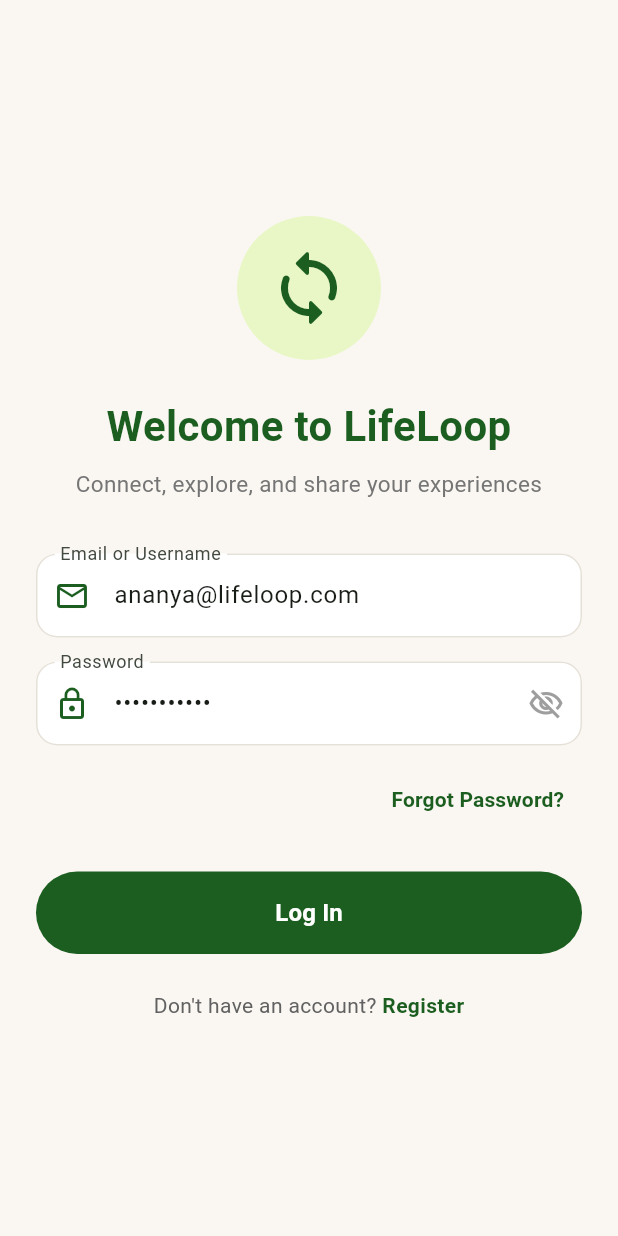
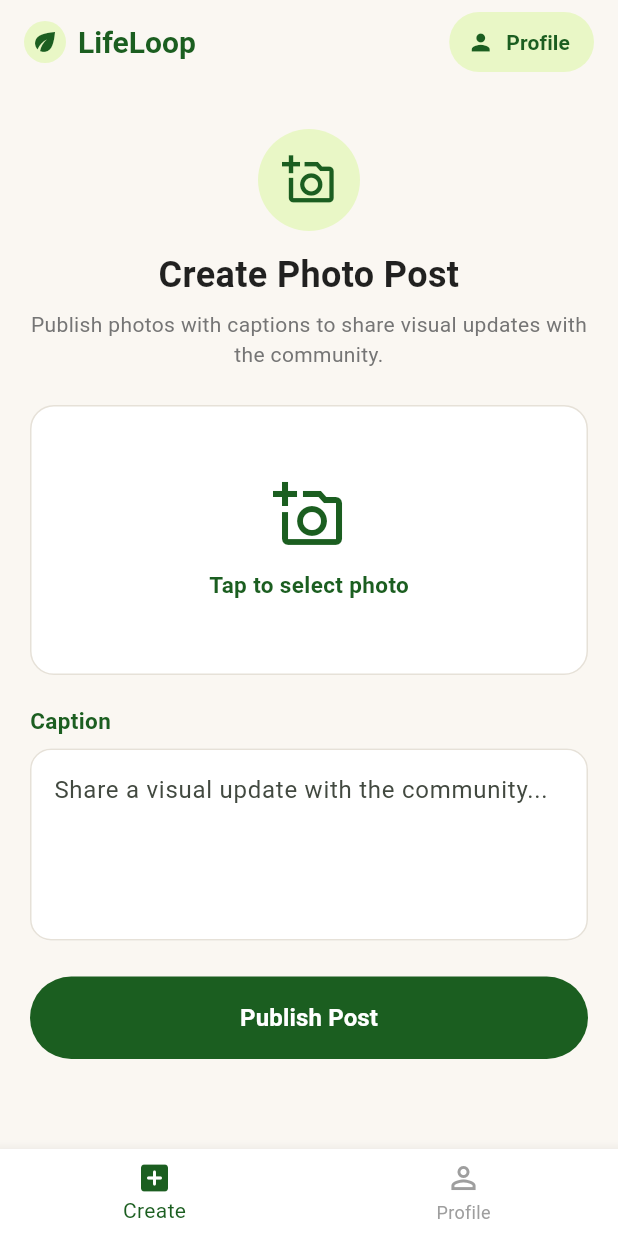
Before and after one commit to sagar4964/Life_Loop, a Flutter app: the screen it shows after launch, on a phone screen of 412 x 824 dp. Run offline on Flutter 3.47's test engine with Material 3 defaults, Android fonts, the phone set to English and light mode, and no system bars.

Commit message:
Add option to create photo posts

```diff
--- /dev/null
+++ b/lib/create_page.dart
@@ -0,0 +1,256 @@
+import 'package:flutter/material.dart';
+import 'profile_page.dart';
+
+class CreatePage extends StatefulWidget {
+  const CreatePage({super.key});
+
+  @override
+  State<CreatePage> createState() => _CreatePageState();
+}
+
+class _CreatePageState extends State<CreatePage> {
+  final _captionController = TextEditingController();
+  bool _hasPhoto = false;
+
+  @override
+  void dispose() {
+    _captionController.dispose();
+    super.dispose();
+  }
+
+  void _publishPost() {
+    if (_captionController.text.trim().isEmpty && !_hasPhoto) {
+      ScaffoldMessenger.of(context).showSnackBar(
+        const SnackBar(content: Text('Please add a photo or caption before publishing.')),
+      );
+      return;
+    }
+
+    ScaffoldMessenger.of(context).showSnackBar(
+      const SnackBar(content: Text('Photo post published successfully!')),
+    );
+    _captionController.clear();
+    setState(() {
+      _hasPhoto = false;
+    });
+  }
+
+  @override
+  Widget build(BuildContext context) {
+    const green = Color(0xFF1B5E20);
+    const lime = Color(0xFFE9F7C6);
+
+    return Scaffold(
+      backgroundColor: const Color(0xFFFAF7F2),
+      appBar: AppBar(
+        backgroundColor: const Color(0xFFFAF7F2),
+        elevation: 0,
+        title: Row(
+          children: [
+            Container(
+              padding: const EdgeInsets.all(4),
+              decoration: const BoxDecoration(
+                color: lime,
+                shape: BoxShape.circle,
+              ),
+              child: const Icon(Icons.eco, color: green, size: 20),
+            ),
+            const SizedBox(width: 8),
+            const Text(
+              'LifeLoop',
+              style: TextStyle(
+                color: green,
+                fontWeight: FontWeight.bold,
+                fontSize: 20,
+              ),
+            ),
+          ],
+        ),
+        actions: [
+          Padding(
+            padding: const EdgeInsets.only(right: 16.0),
+            child: TextButton.icon(
+              onPressed: () {
+                Navigator.pushReplacement(
+                  context,
+                  MaterialPageRoute(
+                    builder: (context) => const ProfilePage(
+                      fullName: 'Ananya Sharma',
+                      username: '@ananya',
+                    ),
+                  ),
+                );
+              },
+              icon: const Icon(Icons.person, color: green),
+              label: const Text('Profile', style: TextStyle(color: green, fontWeight: FontWeight.bold)),
+              style: TextButton.styleFrom(
+                backgroundColor: lime,
+                shape: const StadiumBorder(),
+              ),
+            ),
+          ),
+        ],
+      ),
+      body: SafeArea(
+        child: SingleChildScrollView(
+          padding: const EdgeInsets.all(20),
+          child: Column(
+            crossAxisAlignment: CrossAxisAlignment.stretch,
+            children: [
+              const SizedBox(height: 10),
+              Center(
+                child: Container(
+                  padding: const EdgeInsets.all(16),
+                  decoration: const BoxDecoration(
+                    color: lime,
+                    shape: BoxShape.circle,
+                  ),
+                  child: const Icon(
+                    Icons.add_a_photo_outlined,
+                    size: 36,
+                    color: green,
+                  ),
+                ),
+              ),
+              const SizedBox(height: 12),
+              const Text(
+                'Create Photo Post',
+                textAlign: TextAlign.center,
+                style: TextStyle(
+                  fontSize: 24,
+                  fontWeight: FontWeight.bold,
+                  color: Colors.black87,
+                ),
+              ),
+              const SizedBox(height: 6),
+              Text(
+                'Publish photos with captions to share visual updates with the community.',
+                textAlign: TextAlign.center,
+                style: TextStyle(
+                  fontSize: 14,
+                  color: Colors.grey.shade600,
+                ),
+              ),
+              const SizedBox(height: 24),
+
+              // Photo Picker Box
+              Container(
+                height: 180,
+                decoration: BoxDecoration(
+                  color: Colors.white,
+                  borderRadius: BorderRadius.circular(16),
+                  border: Border.all(color: const Color(0xFFE6E1D8)),
+                ),
+                child: InkWell(
+                  borderRadius: BorderRadius.circular(16),
+                  onTap: () {
+                    setState(() {
+                      _hasPhoto = true;
+                    });
+                    ScaffoldMessenger.of(context).showSnackBar(
+                      const SnackBar(content: Text('Photo attached successfully!')),
+                    );
+                  },
+                  child: Column(
+                    mainAxisAlignment: MainAxisAlignment.center,
+                    children: [
+                      Icon(
+                        _hasPhoto ? Icons.check_circle : Icons.add_a_photo_outlined,
+                        size: 48,
+                        color: _hasPhoto ? Colors.green : green,
+                      ),
+                      const SizedBox(height: 12),
+                      Text(
+                        _hasPhoto ? 'Photo Attached (Tap to change)' : 'Tap to select photo',
+                        style: TextStyle(
+                          color: _hasPhoto ? Colors.green.shade700 : green,
+                          fontWeight: FontWeight.bold,
+                          fontSize: 15,
+                        ),
+                      ),
+                    ],
+                  ),
+                ),
+              ),
+              const SizedBox(height: 20),
+
+              // Caption input
+              const Text(
+                'Caption',
+                style: TextStyle(fontWeight: FontWeight.bold, fontSize: 15, color: green),
+              ),
+              const SizedBox(height: 8),
+              TextField(
+                controller: _captionController,
+                maxLines: 4,
+                decoration: InputDecoration(
+                  hintText: 'Share a visual update with the community...',
+                  filled: true,
+                  fillColor: Colors.white,
+                  border: OutlineInputBorder(
+                    borderRadius: BorderRadius.circular(14),
+                    borderSide: const BorderSide(color: Color(0xFFE6E1D8)),
+                  ),
+                  enabledBorder: OutlineInputBorder(
+                    borderRadius: BorderRadius.circular(14),
+                    borderSide: const BorderSide(color: Color(0xFFE6E1D8)),
+                  ),
+                  focusedBorder: OutlineInputBorder(
+                    borderRadius: BorderRadius.circular(14),
+                    borderSide: const BorderSide(color: green, width: 2),
+                  ),
+                ),
+              ),
+              const SizedBox(height: 24),
+
+              // Publish Button
+              FilledButton(
+                onPressed: _publishPost,
+                style: FilledButton.styleFrom(
+                  backgroundColor: green,
+                  padding: const EdgeInsets.symmetric(vertical: 16),
+                  shape: const StadiumBorder(),
+                  elevation: 0,
+                ),
+                child: const Text(
+                  'Publish Post',
+                  style: TextStyle(fontSize: 16, fontWeight: FontWeight.bold),
+                ),
+              ),
+            ],
+          ),
+        ),
+      ),
+      bottomNavigationBar: BottomNavigationBar(
+        currentIndex: 0, // 0 for Create
+        onTap: (index) {
+          if (index == 1) {
+            Navigator.pushReplacement(
+              context,
+              MaterialPageRoute(
+                builder: (context) => const ProfilePage(
+                  fullName: 'Ananya Sharma',
+                  username: '@ananya',
+                ),
+              ),
+            );
+          }
+        },
+        type: BottomNavigationBarType.fixed,
+        backgroundColor: Colors.white,
+        selectedItemColor: green,
+        unselectedItemColor: Colors.grey,
+        items: const [
+          BottomNavigationBarItem(
+            icon: Icon(Icons.add_box_rounded),
+            label: 'Create',
+          ),
+          BottomNavigationBarItem(
+            icon: Icon(Icons.person_outline),
+            label: 'Profile',
+          ),
+        ],
+      ),
+    );
+  }
+}
--- a/lib/main.dart
+++ b/lib/main.dart
@@ -1,5 +1,5 @@
 import 'package:flutter/material.dart';
-import 'login_page.dart';
+import 'create_page.dart';
 
 void main() {
   runApp(const LifeLoopApp());
@@ -20,7 +20,7 @@ class LifeLoopApp extends StatelessWidget {
         ),
         scaffoldBackgroundColor: const Color(0xFFFAF7F2),
       ),
-      home: const LoginPage(),
+      home: const CreatePage(),
     );
   }
 }
--- a/lib/profile_page.dart
+++ b/lib/profile_page.dart
@@ -2,6 +2,7 @@ import 'package:flutter/material.dart';
 import 'edit_profile.dart';
 import 'activity_list_page.dart';
 import 'login_page.dart';
+import 'create_page.dart';
 
 class ProfilePage extends StatefulWidget {
   final String fullName;
@@ -294,6 +295,33 @@ class _ProfilePageState extends State<ProfilePage> {
           ),
         ),
       ),
+      bottomNavigationBar: BottomNavigationBar(
+        currentIndex: 1, // 1 for Profile
+        onTap: (index) {
+          if (index == 0) {
+            Navigator.pushReplacement(
+              context,
+              MaterialPageRoute(
+                builder: (context) => const CreatePage(),
+              ),
+            );
+          }
+        },
+        type: BottomNavigationBarType.fixed,
+        backgroundColor: Colors.white,
+        selectedItemColor: green,
+        unselectedItemColor: Colors.grey,
+        items: const [
+          BottomNavigationBarItem(
+            icon: Icon(Icons.add_box_rounded),
+            label: 'Create',
+          ),
+          BottomNavigationBarItem(
+            icon: Icon(Icons.person_outline),
+            label: 'Profile',
+          ),
+        ],
+      ),
     );
   }
 }
```
